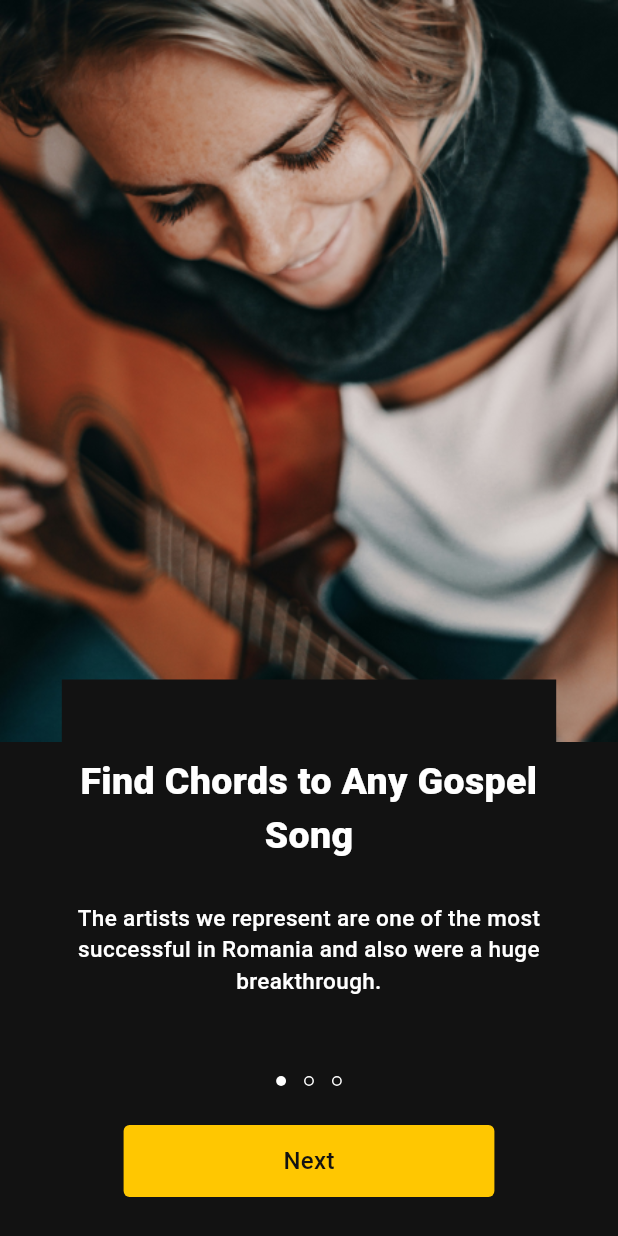
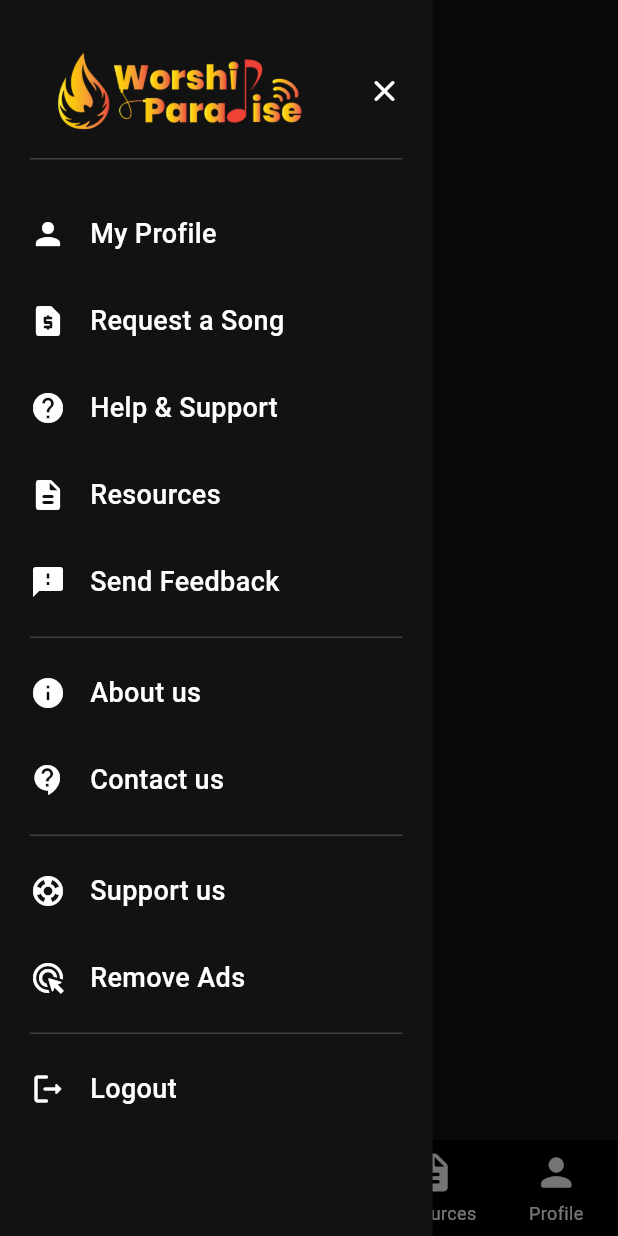
Before and after one commit to manglesh-0605/chords-app, a Flutter app: the screen it shows after launch, with the side drawer open (before the commit the screen has no drawer), on a phone screen of 412 x 824 dp. Run offline on Flutter 3.47's test engine with Material 3 defaults, Android fonts, the light colour scheme and no system bars; our stand-ins replace flutter_screenutil.

Commit message:
Bottom Bar and Drawer Done

```diff
--- a/lib/main.dart
+++ b/lib/main.dart
@@ -1,5 +1,7 @@
 import 'package:chords_app/res/colors.dart';
-import 'package:chords_app/view/splash.dart';
+import 'package:chords_app/view/bottom_navigation.dart/navigation_tab.dart';
+
+import 'package:chords_app/view_model/bottom_bar_provider.dart';
 import 'package:chords_app/view_model/onboarding_provider.dart';
 import 'package:flutter/material.dart';
 import 'package:flutter/services.dart';
@@ -7,6 +9,7 @@ import 'package:flutter_screenutil/flutter_screenutil.dart';
 import 'package:provider/provider.dart';
 import 'global/global.dart';
 import 'view_model/auth_provider.dart';
+import 'view_model/drawer_provider.dart';
 
 void main() {
   runApp(const MyApp());
@@ -36,6 +39,8 @@ class MyApp extends StatelessWidget {
               providers: [
                 ChangeNotifierProvider(create: (_) => OnBoardingProvider()),
                 ChangeNotifierProvider(create: (_) => AuthProvider()),
+                ChangeNotifierProvider(create: (_) => BottomBarProvider()),
+                ChangeNotifierProvider(create: (_) => DrawerProvider()),
               ],
               child: MaterialApp(
                 theme: ThemeData(
@@ -43,9 +48,11 @@ class MyApp extends StatelessWidget {
                       ColorScheme.fromSeed(seedColor: Colors.deepPurple),
                   useMaterial3: true,
                   scaffoldBackgroundColor: AppColors.bgColor,
-                  appBarTheme: const AppBarTheme(
+                  appBarTheme: AppBarTheme(
                       backgroundColor: AppColors.bgColor,
-                      foregroundColor: AppColors.white),
+                      foregroundColor: AppColors.white,
+                      titleTextStyle:
+                          textStyle(fontSize: 26.sp, weight: FontWeight.w600)),
                   inputDecorationTheme: InputDecorationTheme(
                     contentPadding:
                         EdgeInsets.symmetric(horizontal: 16.w, vertical: 12.h),
@@ -76,7 +83,7 @@ class MyApp extends StatelessWidget {
                         color: AppColors.grey),
                   ),
                 ),
-                home: const SplashScreen(),
+                home: const AppBottomBar(),
               ),
             );
           }),
--- a/lib/res/colors.dart
+++ b/lib/res/colors.dart
@@ -6,4 +6,6 @@ class AppColors {
   static const Color grey = Color(0XFF676767);
   static const Color white = Color(0XFFFFFFFF);
   static const Color bgColor = Color(0XFF121212);
+  static const Color transparent = Colors.transparent;
+  static const Color black = Colors.black;
 }
--- /dev/null
+++ b/lib/view/bottom_navigation.dart/navigation_tab.dart
@@ -0,0 +1,120 @@
+import 'package:chords_app/view/auth/profile/profile.dart';
+import 'package:flutter/material.dart';
+import 'package:provider/provider.dart';
+
+import '../../global/global.dart';
+import '../../res/colors.dart';
+import '../../view_model/bottom_bar_provider.dart';
+import '../drawer/drawer.dart';
+import '../home.dart';
+import 'tab_button.dart';
+
+class AppBottomBar extends StatelessWidget {
+  const AppBottomBar({super.key});
+
+  @override
+  Widget build(BuildContext context) {
+    return Consumer<BottomBarProvider>(builder: (context, tab, child) {
+      return PopScope(
+        canPop: false,
+        onPopInvoked: (bool key) {
+          if (tab.selectedTab != 0) {
+            tab.setPageView(0, const HomeScreen());
+          }
+        },
+        child: Scaffold(
+          appBar: tab.selectedTab == 0 ? AppBar() : null,
+          drawer: Container(
+            color: AppColors.transparent,
+            width: screenWidth,
+            child: const AppDrawerMenu(),
+          ),
+          body:
+              PageStorage(bucket: tab.storageBucket, child: tab.selectPageView),
+          bottomNavigationBar: Container(
+            decoration: BoxDecoration(
+              boxShadow: [
+                BoxShadow(
+                  color: AppColors.black.withOpacity(0.2),
+                  blurRadius: 6.0,
+                )
+              ],
+            ),
+            child: BottomAppBar(
+              surfaceTintColor: AppColors.black,
+              color: AppColors.black,
+              shadowColor: AppColors.black,
+              elevation: 0,
+              notchMargin: 12,
+              height: 64,
+              padding: EdgeInsets.zero,
+              shape: const CircularNotchedRectangle(),
+              child: SafeArea(
+                child: Row(
+                  // mainAxisAlignment: MainAxisAlignment.spaceAround,
+                  children: [
+                    Expanded(
+                      child: TabButton(
+                          icon: Icons.home_rounded,
+                          text: "Home",
+                          onTap: () {
+                            if (tab.selectedTab != 0) {
+                              tab.setPageView(0, const HomeScreen());
+                            }
+                          },
+                          isSelected: tab.selectedTab == 0),
+                    ),
+                    Expanded(
+                      child: TabButton(
+                          icon: Icons.playlist_play_rounded,
+                          text: "My Playlist",
+                          onTap: () {
+                            if (tab.selectedTab != 1) {
+                              tab.setPageView(1, const HomeScreen());
+                            }
+                          },
+                          isSelected: tab.selectedTab == 1),
+                    ),
+                    Expanded(
+                      child: TabButton(
+                          icon: Icons.search_rounded,
+                          text: "Search",
+                          onTap: () {
+                            if (tab.selectedTab != 2) {
+                              tab.setPageView(2, const HomeScreen());
+                            }
+                          },
+                          isSelected: tab.selectedTab == 2),
+                    ),
+                    Expanded(
+                      child: TabButton(
+                          icon: Icons.description_rounded,
+                          text: "Resources",
+                          onTap: () {
+                            if (tab.selectedTab != 3) {
+                              tab.setPageView(3, const HomeScreen());
+                            }
+                          },
+                          isSelected: tab.selectedTab == 3),
+                    ),
+                    Expanded(
+                      child: TabButton(
+                          icon: Icons.person_rounded,
+                          text: "Profile",
+                          onTap: () {
+                            if (tab.selectedTab != 4) {
+                              tab.setPageView(4, const ProfileScreen());
+                            }
+                          },
+                          isSelected: tab.selectedTab == 4),
+                    ),
+                  ],
+                ),
+              ),
+            ),
+          ),
+        ),
+      );
+    });
+  }
+}
--- /dev/null
+++ b/lib/view/bottom_navigation.dart/tab_button.dart
@@ -0,0 +1,44 @@
+import 'package:chords_app/global/global.dart';
+import 'package:flutter/material.dart';
+import 'package:flutter_screenutil/flutter_screenutil.dart';
+
+import '../../res/colors.dart';
+
+class TabButton extends StatelessWidget {
+  final VoidCallback onTap;
+  final IconData icon;
+  final bool isSelected;
+  final String text;
+  const TabButton(
+      {super.key,
+      required this.icon,
+      required this.onTap,
+      required this.text,
+      required this.isSelected});
+
+  @override
+  Widget build(BuildContext context) {
+    return GestureDetector(
+      onTap: onTap,
+      child: Container(
+        color: AppColors.transparent,
+        child: Column(
+          mainAxisAlignment: MainAxisAlignment.center,
+          children: [
+            Icon(icon,
+                color: isSelected ? AppColors.primaryYellow : AppColors.white,
+                size: 30.r),
+            spaceHeight(4.h),
+            Text(
+              text,
+              style: textStyle(
+                  fontSize: 12.sp,
+                  color: isSelected ? AppColors.primaryYellow : null,
+                  weight: FontWeight.w400),
+            )
+          ],
+        ),
+      ),
+    );
+  }
+}
--- /dev/null
+++ b/lib/view/drawer/drawer.dart
@@ -0,0 +1,80 @@
+import 'package:chords_app/res/colors.dart';
+import 'package:chords_app/view/drawer/drawer_iem.dart';
+import 'package:flutter/material.dart';
+import 'package:flutter_screenutil/flutter_screenutil.dart';
+
+import '../../global/global.dart';
+
+class AppDrawerMenu extends StatelessWidget {
+  const AppDrawerMenu({super.key});
+
+  @override
+  Widget build(BuildContext context) {
+    // SystemChrome.setSystemUIOverlayStyle(const SystemUiOverlayStyle(
+    //     statusBarColor: AppColor.transparent,
+    //     statusBarBrightness: Brightness.dark,
+    //     statusBarIconBrightness: Brightness.dark,
+    //     systemNavigationBarColor: AppColor.transparent));
+
+    return
+        //  Stack(
+        //   children: [
+        //     Container(
+        //       height: screenHeight,
+        //       width: screenWidth,
+        //       color: AppColor.black.withOpacity(0.4),
+        //     ),
+        //     Container(
+        //       height: screenHeight,
+        //       width: screenWidth * 0.7,
+        //       color: AppColor.white,
+        //     ),
+        //   ],
+        // ),
+
+        Stack(
+      children: [
+        Container(
+          width: screenWidth * 0.7,
+          height: screenHeight,
+          decoration: const BoxDecoration(color: AppColors.bgColor),
+          child: SafeArea(
+            child: Padding(
+              padding: EdgeInsets.symmetric(horizontal: 20.w, vertical: 20.h),
+              child: SingleChildScrollView(
+                child: Column(
+                  crossAxisAlignment: CrossAxisAlignment.start,
+                  children: [
+                    Row(
+                      mainAxisAlignment: MainAxisAlignment.spaceBetween,
+                      children: [
+                        Image.asset(
+                          "assets/images/logo.png",
+                          width: 199.w,
+                        ),
+                        spaceWidth(10.w),
+                        GestureDetector(
+                          onTap: () {
+                            Scaffold.of(context).closeDrawer();
+                          },
+                          child: const Icon(
+                            Icons.clear_rounded,
+                            color: AppColors.white,
+                          ),
+                        ),
+                      ],
+                    ),
+                    Divider(
+                        color: AppColors.white.withOpacity(0.2), height: 10),
+                    spaceHeight(),
+                    const DrawerItem(),
+                  ],
+                ),
+              ),
+            ),
+          ),
+        ),
+      ],
+    );
+  }
+}
--- /dev/null
+++ b/lib/view/drawer/drawer_iem.dart
@@ -0,0 +1,62 @@
+import 'package:chords_app/res/colors.dart';
+import 'package:flutter/material.dart';
+import 'package:flutter_screenutil/flutter_screenutil.dart';
+import 'package:provider/provider.dart';
+
+import '../../global/global.dart';
+import '../../view_model/auth_provider.dart';
+import '../../view_model/drawer_provider.dart';
+
+class DrawerItem extends StatelessWidget {
+  const DrawerItem({super.key});
+
+  @override
+  Widget build(BuildContext context) {
+    return Consumer2<AuthProvider, DrawerProvider>(
+        builder: (context, auth, drawer, child) {
+      return ListView.builder(
+          physics: const NeverScrollableScrollPhysics(),
+          shrinkWrap: true,
+          itemCount: drawer.drawerMenuList.length,
+          itemBuilder: (context, index) {
+            return GestureDetector(
+              onTap: () async {
+                Scaffold.of(context).closeDrawer();
+              },
+              child: Container(
+                color: AppColors.transparent,
+                child: Column(children: [
+                  spaceHeight(),
+                  Row(
+                    children: [
+                      Icon(
+                        drawer.drawerMenuList[index]['icon'],
+                        color: AppColors.white,
+                      ),
+                      spaceWidth(),
+                      Text(
+                        drawer.drawerMenuList[index]['name'],
+                        overflow: TextOverflow.ellipsis,
+                        style: textStyle(
+                          fontSize: 18.sp,
+                          weight: FontWeight.w500,
+                        ),
+                      ),
+                    ],
+                  ),
+                  index == 4 || index == 6 || index == 8
+                      ? Padding(
+                          padding: EdgeInsets.only(top: 16.h),
+                          child: Divider(
+                            color: AppColors.white.withOpacity(0.2),
+                            height: 16,
+                          ),
+                        )
+                      : spaceHeight(),
+                ]),
+              ),
+            );
+          });
+    });
+  }
+}
--- a/lib/view/home.dart
+++ b/lib/view/home.dart
@@ -1,4 +1,5 @@
 import 'package:flutter/material.dart';
+
 
 class HomeScreen extends StatelessWidget {
   const HomeScreen({super.key});
--- /dev/null
+++ b/lib/view_model/bottom_bar_provider.dart
@@ -0,0 +1,15 @@
+import 'package:flutter/material.dart';
+
+import '../view/home.dart';
+
+class BottomBarProvider with ChangeNotifier {
+  int selectedTab = 0;
+  PageStorageBucket storageBucket = PageStorageBucket();
+  Widget selectPageView = const HomeScreen();
+
+  void setPageView(int index, Widget screen) {
+    selectedTab = index;
+    selectPageView = screen;
+    notifyListeners();
+  }
+}
--- /dev/null
+++ b/lib/view_model/drawer_provider.dart
@@ -0,0 +1,56 @@
+import 'package:flutter/material.dart';
+
+class DrawerProvider with ChangeNotifier {
+  List drawerMenuList = [
+    {
+      "name": "My Profile",
+      "icon": Icons.person,
+      "class": null,
+    },
+    {
+      "name": "Request a Song",
+      "icon": Icons.request_page_rounded,
+      "class": null,
+    },
+    {
+      "name": "Help & Support",
+      "icon": Icons.help,
+      "class": null,
+    },
+    {
+      "name": "Resources",
+      "icon": Icons.description_rounded,
+      "class": null,
+    },
+    {
+      "name": "Send Feedback",
+      "icon": Icons.feedback_rounded,
+      "class": null,
+    },
+    {
+      "name": "About us",
+      "icon": Icons.info_rounded,
+      "class": null,
+    },
+    {
+      "name": "Contact us",
+      "icon": Icons.contact_support_rounded,
+      "class": null,
+    },
+    {
+      "name": "Support us",
+      "icon": Icons.support_rounded,
+      "class": null,
+    },
+    {
+      "name": "Remove Ads",
+      "icon": Icons.ads_click_rounded,
+      "class": null,
+    },
+    {
+      "name": "Logout",
+      "icon": Icons.logout_rounded,
+      "class": null,
+    },
+  ];
+}
```
Also changed, not shown: lib/global/global.dart (+18 -0 lines), lib/view/auth/profile/profile.dart (added, +91 -0 lines), assets/images/tab2.png (added), assets/images/tab3.png (added), assets/images/tab4.png (added).
